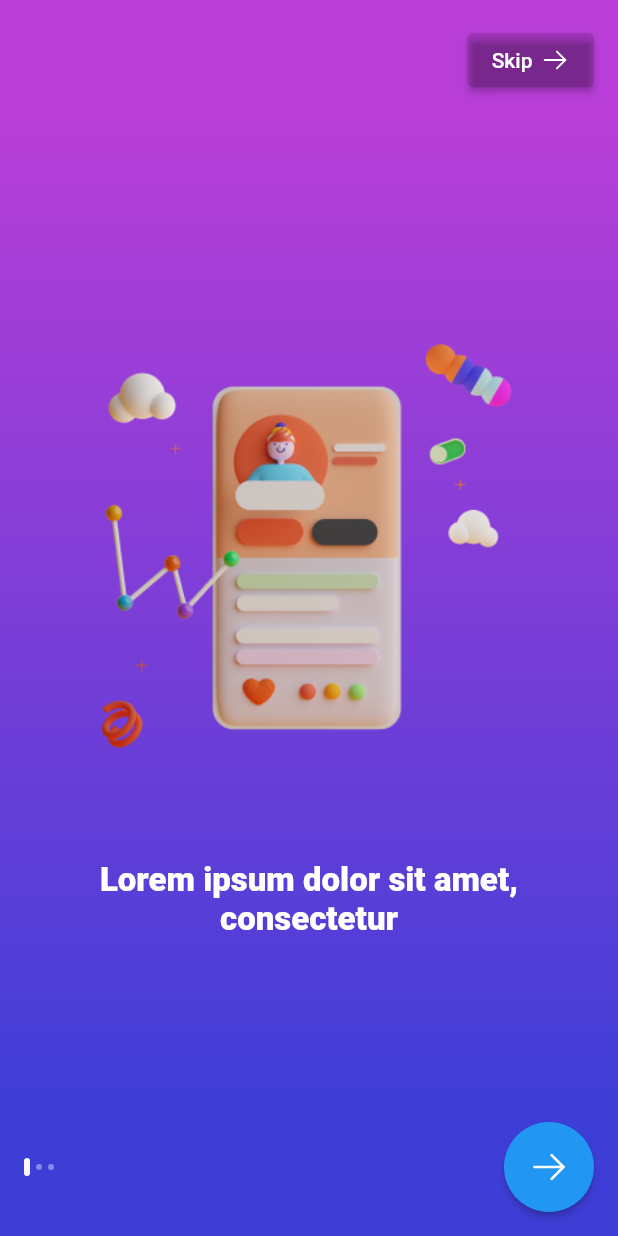
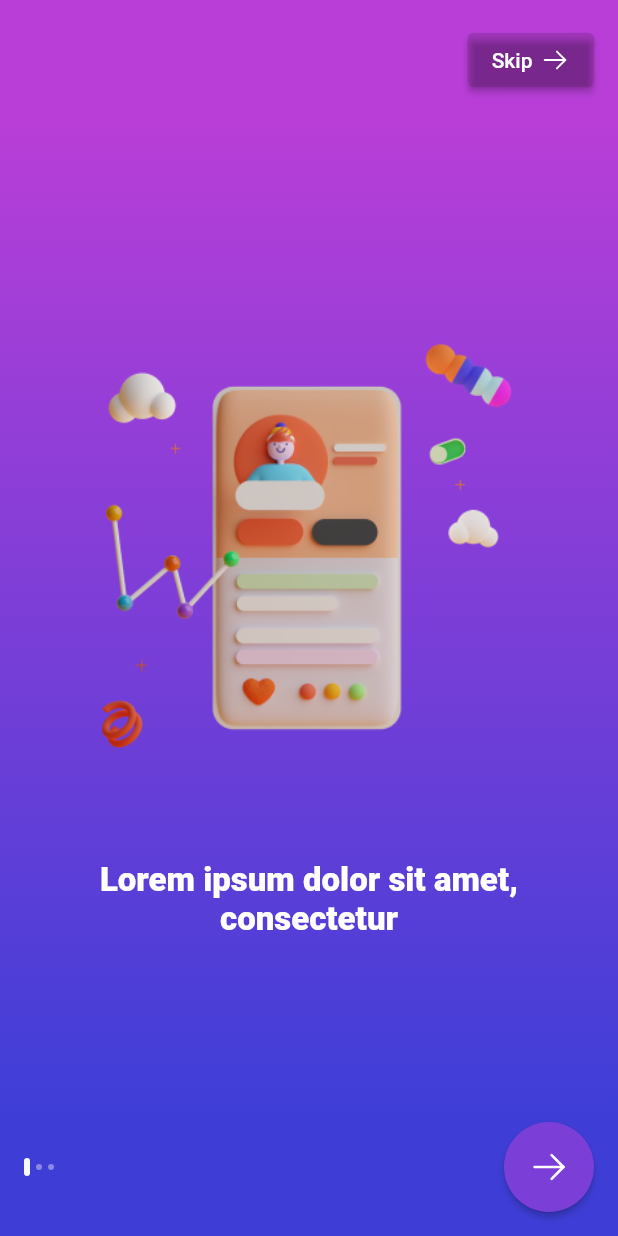
Before and after one commit to emodot/dv_app, a Flutter app: the screen it shows after launch, on a phone screen of 412 x 824 dp. Run offline on Flutter 3.47's test engine with Material 2 defaults, Android fonts, the phone set to English and light mode, and no system bars; our stand-ins replace flutter_svg.

```diff
--- a/lib/screens/onboarding/onboarding_screen.dart
+++ b/lib/screens/onboarding/onboarding_screen.dart
@@ -112,6 +112,7 @@ class _OnBoardingScreenState extends State<OnBoardingScreen> {
                         },
                         style: ElevatedButton.styleFrom(
                           shape: const CircleBorder(),
+                          backgroundColor: kPrimaryColorMid
                         ),
                         child: SvgPicture.asset(
                           "assets/icons/ArrowRight.svg",
```
